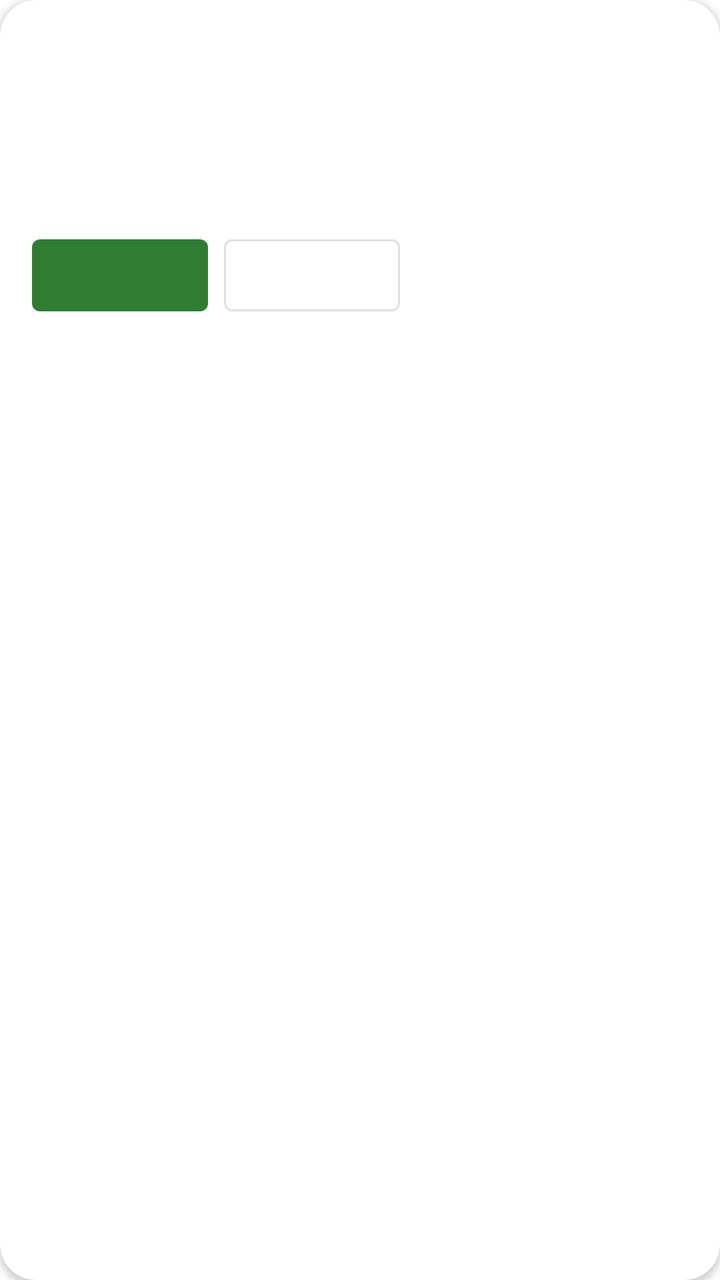
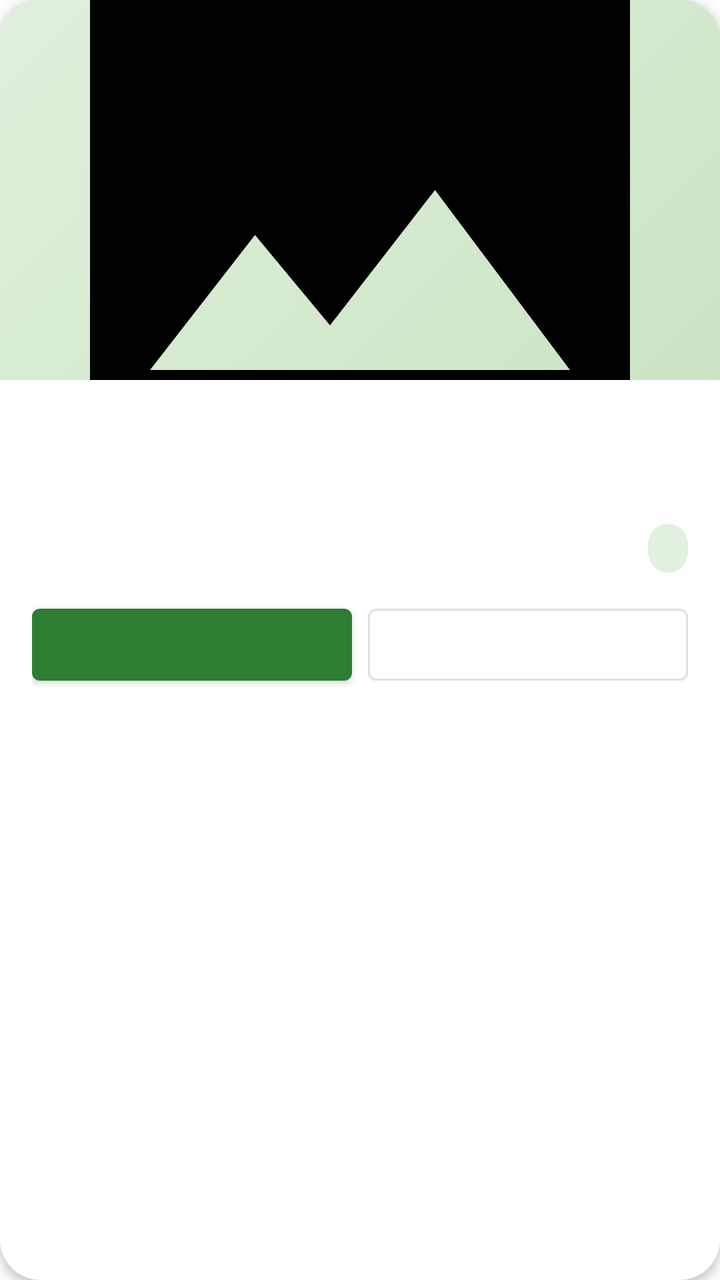

Before-and-after screenshots of an Android layout around one commit, followed by the original layout XML and the change that was made.
<!-- AndroidManifest.xml: application theme Theme.FarmConnect -->
<!-- res/layout/item_product.xml -->
<?xml version="1.0" encoding="utf-8"?>
<com.google.android.material.card.MaterialCardView xmlns:android="http://schemas.android.com/apk/res/android"
    xmlns:app="http://schemas.android.com/apk/res-auto"
    android:layout_width="match_parent" android:layout_height="wrap_content"
    android:layout_margin="8dp" app:cardBackgroundColor="@color/fc_card"
    app:cardCornerRadius="18dp" app:cardElevation="2dp" app:strokeWidth="0dp">
    <LinearLayout android:layout_width="match_parent" android:layout_height="wrap_content"
        android:orientation="vertical" android:padding="16dp">
        <TextView android:id="@+id/tvName" android:layout_width="match_parent" android:layout_height="wrap_content"
            android:textColor="@color/fc_text" android:textSize="18sp" android:textStyle="bold"
            android:fontFamily="serif" />
        <TextView android:id="@+id/tvInfo" android:layout_width="match_parent" android:layout_height="wrap_content"
            android:textColor="@color/fc_muted" android:textSize="13sp" />
        <TextView android:id="@+id/tvPrice" android:layout_width="match_parent" android:layout_height="wrap_content"
            android:layout_marginTop="6dp" android:textColor="@color/fc_primary" android:textSize="16sp"
            android:textStyle="bold" />
        <TextView android:id="@+id/tvStock" android:layout_width="match_parent" android:layout_height="wrap_content"
            android:textColor="@color/fc_muted" android:textSize="13sp" />
        <LinearLayout android:layout_width="match_parent" android:layout_height="wrap_content"
            android:layout_marginTop="10dp" android:orientation="horizontal">
            <Button android:id="@+id/btnPrimary" android:layout_width="wrap_content" android:layout_height="wrap_content"
                android:textAllCaps="false" />
            <Button android:id="@+id/btnSecondary" style="@style/Widget.MaterialComponents.Button.OutlinedButton"
                android:layout_width="wrap_content" android:layout_height="wrap_content"
                android:layout_marginStart="8dp" android:textAllCaps="false" />
        </LinearLayout>
    </LinearLayout>
</com.google.android.material.card.MaterialCardView>
<!-- resources referenced by this layout -->
<resources>
  <color name="fc_card">#FFFFFF</color>
  <color name="fc_muted">#6B7A6E</color>
  <color name="fc_primary">#2E7D32</color>
  <color name="fc_text">#1C2B1E</color>
  <style name="Theme.FarmConnect" parent="Theme.MaterialComponents.Light.DarkActionBar">
          <item name="colorPrimary">#2E7D32</item>
          <item name="colorPrimaryVariant">#1B5E20</item>
          <item name="colorOnPrimary">#FFFFFF</item>
          <item name="colorSecondary">#F9A825</item>
      </style>
</resources>

<!-- the commit's change to res/layout/item_product.xml (unified diff, before → after) -->
@@ -2,27 +2,67 @@
 <com.google.android.material.card.MaterialCardView xmlns:android="http://schemas.android.com/apk/res/android"
     xmlns:app="http://schemas.android.com/apk/res-auto"
     android:layout_width="match_parent" android:layout_height="wrap_content"
-    android:layout_margin="8dp" app:cardBackgroundColor="@color/fc_card"
-    app:cardCornerRadius="18dp" app:cardElevation="2dp" app:strokeWidth="0dp">
+    android:layout_marginStart="14dp" android:layout_marginEnd="14dp" android:layout_marginTop="8dp"
+    android:layout_marginBottom="8dp" android:clickable="true" android:focusable="true"
+    app:cardBackgroundColor="@color/fc_card" app:cardCornerRadius="20dp" app:cardElevation="3dp"
+    app:strokeWidth="0dp">
+
     <LinearLayout android:layout_width="match_parent" android:layout_height="wrap_content"
-        android:orientation="vertical" android:padding="16dp">
-        <TextView android:id="@+id/tvName" android:layout_width="match_parent" android:layout_height="wrap_content"
-            android:textColor="@color/fc_text" android:textSize="18sp" android:textStyle="bold"
-            android:fontFamily="serif" />
-        <TextView android:id="@+id/tvInfo" android:layout_width="match_parent" android:layout_height="wrap_content"
-            android:textColor="@color/fc_muted" android:textSize="13sp" />
-        <TextView android:id="@+id/tvPrice" android:layout_width="match_parent" android:layout_height="wrap_content"
-            android:layout_marginTop="6dp" android:textColor="@color/fc_primary" android:textSize="16sp"
-            android:textStyle="bold" />
-        <TextView android:id="@+id/tvStock" android:layout_width="match_parent" android:layout_height="wrap_content"
-            android:textColor="@color/fc_muted" android:textSize="13sp" />
+        android:orientation="vertical">
+
+        
+        <FrameLayout android:layout_width="match_parent" android:layout_height="190dp">
+            <ImageView android:id="@+id/ivCover" android:layout_width="match_parent" android:layout_height="match_parent"
+                android:contentDescription="Product photo" android:scaleType="centerCrop"
+                android:src="@drawable/ph_product" />
+            <TextView android:id="@+id/tvVerified" android:layout_width="wrap_content" android:layout_height="wrap_content"
+                android:layout_gravity="top|start" android:layout_margin="12dp" android:background="@drawable/bg_chip"
+                android:backgroundTint="#2E7D32" android:paddingStart="10dp" android:paddingEnd="10dp"
+                android:paddingTop="4dp" android:paddingBottom="4dp" android:text="✓ Verified farmer"
+                android:textColor="#FFFFFF" android:textSize="11sp" android:textStyle="bold" android:visibility="gone" />
+            <TextView android:id="@+id/tvPhotoCount" android:layout_width="wrap_content" android:layout_height="wrap_content"
+                android:layout_gravity="bottom|end" android:layout_margin="12dp" android:background="@drawable/bg_chip"
+                android:backgroundTint="#B3000000" android:paddingStart="10dp" android:paddingEnd="10dp"
+                android:paddingTop="3dp" android:paddingBottom="3dp" android:textColor="#FFFFFF" android:textSize="11sp"
+                android:visibility="gone" />
+        </FrameLayout>
+
         <LinearLayout android:layout_width="match_parent" android:layout_height="wrap_content"
-            android:layout_marginTop="10dp" android:orientation="horizontal">
-            <Button android:id="@+id/btnPrimary" android:layout_width="wrap_content" android:layout_height="wrap_content"
-                android:textAllCaps="false" />
-            <Button android:id="@+id/btnSecondary" style="@style/Widget.MaterialComponents.Button.OutlinedButton"
-                android:layout_width="wrap_content" android:layout_height="wrap_content"
-                android:layout_marginStart="8dp" android:textAllCaps="false" />
+            android:orientation="vertical" android:padding="16dp">
+
+            <TextView android:id="@+id/tvHidden" android:layout_width="wrap_content" android:layout_height="wrap_content"
+                android:layout_marginBottom="8dp" android:background="@drawable/bg_chip" android:backgroundTint="#FFF4D6"
+                android:paddingStart="10dp" android:paddingEnd="10dp" android:paddingTop="4dp" android:paddingBottom="4dp"
+                android:text="⏳ Hidden from buyers until you are verified" android:textColor="#7A5600"
+                android:textSize="11sp" android:textStyle="bold" android:visibility="gone" />
+
+            <TextView android:id="@+id/tvName" android:layout_width="match_parent" android:layout_height="wrap_content"
+                android:fontFamily="serif" android:textColor="@color/fc_text" android:textSize="19sp" android:textStyle="bold" />
+            <TextView android:id="@+id/tvSummary" android:layout_width="match_parent" android:layout_height="wrap_content"
+                android:layout_marginTop="2dp" android:ellipsize="end" android:maxLines="2"
+                android:textColor="@color/fc_text" android:textSize="13sp" android:visibility="gone" />
+            <TextView android:id="@+id/tvInfo" android:layout_width="match_parent" android:layout_height="wrap_content"
+                android:layout_marginTop="4dp" android:textColor="@color/fc_muted" android:textSize="12sp" />
+
+            <LinearLayout android:layout_width="match_parent" android:layout_height="wrap_content"
+                android:layout_marginTop="10dp" android:gravity="center_vertical" android:orientation="horizontal">
+                <TextView android:id="@+id/tvPrice" android:layout_width="0dp" android:layout_height="wrap_content"
+                    android:layout_weight="1" android:textColor="@color/fc_primary" android:textSize="18sp"
+                    android:textStyle="bold" />
+                <TextView android:id="@+id/tvStock" android:layout_width="wrap_content" android:layout_height="wrap_content"
+                    android:background="@drawable/bg_chip" android:backgroundTint="@color/fc_primary_light"
+                    android:paddingStart="10dp" android:paddingEnd="10dp" android:paddingTop="4dp" android:paddingBottom="4dp"
+                    android:textColor="@color/fc_muted" android:textSize="12sp" android:textStyle="bold" />
+            </LinearLayout>
+
+            <LinearLayout android:layout_width="match_parent" android:layout_height="wrap_content"
+                android:layout_marginTop="12dp" android:orientation="horizontal">
+                <Button android:id="@+id/btnPrimary" android:layout_width="0dp" android:layout_height="wrap_content"
+                    android:layout_weight="1" android:textAllCaps="false" />
+                <Button android:id="@+id/btnSecondary" style="@style/Widget.MaterialComponents.Button.OutlinedButton"
+                    android:layout_width="0dp" android:layout_height="wrap_content" android:layout_marginStart="8dp"
+                    android:layout_weight="1" android:textAllCaps="false" />
+            </LinearLayout>
         </LinearLayout>
     </LinearLayout>
 </com.google.android.material.card.MaterialCardView>
<!-- resource entries referenced after the edit -->
@@ -3,12 +3,34 @@
   <color name="fc_card">#FFFFFF</color>
   <color name="fc_muted">#6B7A6E</color>
   <color name="fc_primary">#2E7D32</color>
+  <color name="fc_primary_light">#E3F1E0</color>
   <color name="fc_text">#1C2B1E</color>
+  <!-- drawable bg_chip (drawable) -->
+  <?xml version="1.0" encoding="utf-8"?>
+  <shape xmlns:android="http://schemas.android.com/apk/res/android" android:shape="rectangle">
+      <solid android:color="#FFFFFF" />
+      <corners android:radius="12dp" />
+  </shape>
+  <!-- drawable ph_product (drawable) -->
+  <?xml version="1.0" encoding="utf-8"?>
+  <layer-list xmlns:android="http://schemas.android.com/apk/res/android">
+      <item>
+          <shape android:shape="rectangle">
+              <gradient android:angle="315" android:startColor="#E3F1E0" android:endColor="#C8E3C0" />
+          </shape>
+      </item>
+      <item android:drawable="@drawable/ic_photo" android:gravity="center" android:width="40dp" android:height="40dp" />
+  </layer-list>
   <style name="Theme.FarmConnect" parent="Theme.MaterialComponents.Light.DarkActionBar">
           <item name="colorPrimary">#2E7D32</item>
           <item name="colorPrimaryVariant">#1B5E20</item>
           <item name="colorOnPrimary">#FFFFFF</item>
           <item name="colorSecondary">#F9A825</item>
       </style>
+  <!-- drawable ic_photo (drawable) -->
+  <vector xmlns:android="http://schemas.android.com/apk/res/android"
+      android:width="24dp" android:height="24dp" android:viewportWidth="24" android:viewportHeight="24">
+      <path android:fillColor="#FF000000" android:pathData="M21,19V5c0,-1.1 -0.9,-2 -2,-2H5c-1.1,0 -2,0.9 -2,2v14c0,1.1 0.9,2 2,2h14c1.1,0 2,-0.9 2,-2zM8.5,13.5l2.5,3.01L14.5,12l4.5,6H5l3.5,-4.5z" />
+  </vector>
 </resources>
 
